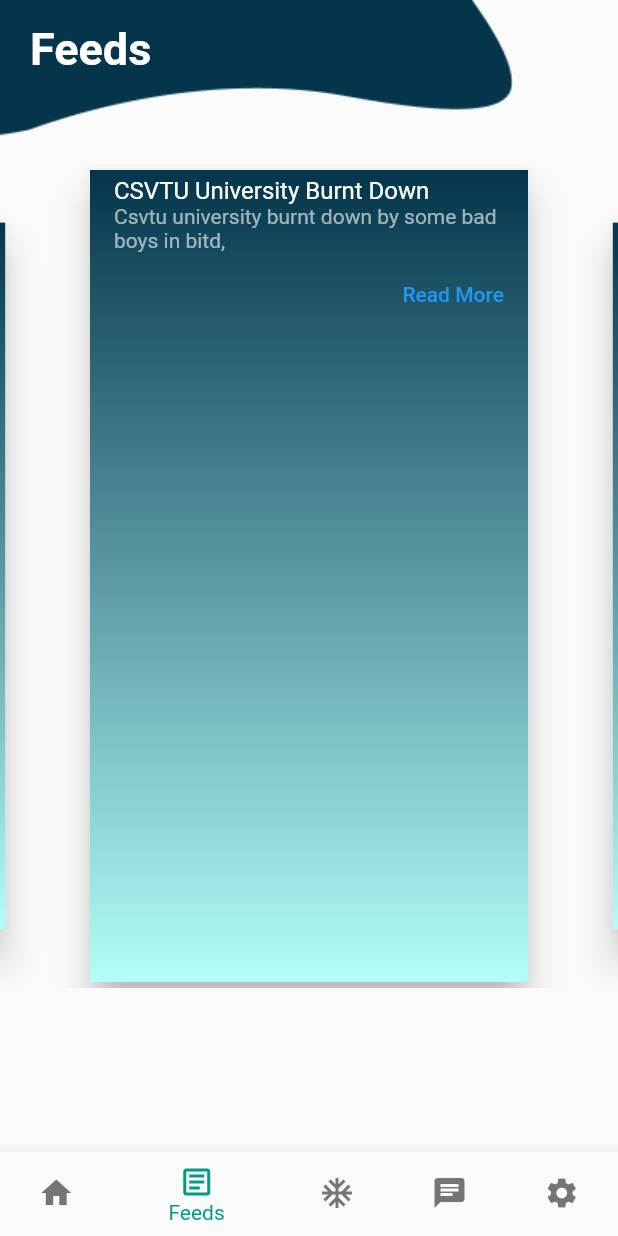
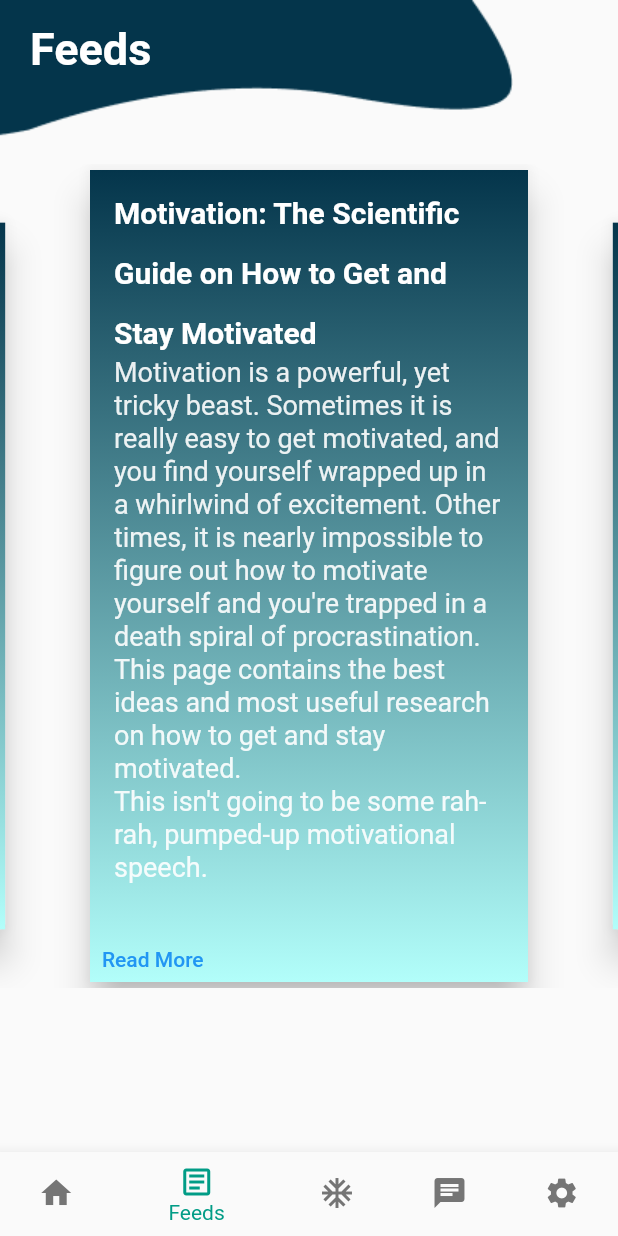
Before and after one commit to hackat-a-t-hon/tervis, a Flutter app: the screen it shows after launch, item 2 of the bottom bar chosen, on a phone screen of 412 x 824 dp. Run offline on Flutter 3.47's test engine with Material 2 defaults, Android fonts, the phone set to English and light mode, and no system bars; drawn by our look-alikes of carousel_slider; our stand-ins replace font_awesome_flutter; missing offline and left inert: dart:html, flutter_circular_chart, flutter_sparkline; Roboto replaces fonts that are missing (RobotoMono).

Commit message:
added read more link

```diff
--- a/lib/feedScreen.dart
+++ b/lib/feedScreen.dart
@@ -1,5 +1,6 @@
 import 'package:flutter/material.dart';
 import 'package:carousel_slider/carousel_slider.dart';
+import 'dart:html' as html;
 
 class FeedScreen extends StatefulWidget {
   FeedScreen() : super();
@@ -24,16 +25,28 @@
 
   List feeds = [
     {
-      'title': "CSVTU University Burnt Down",
-      'content': "Csvtu university burnt down by some bad boys in bitd,"
+      'title': "Motivation: The Scientific Guide on How to Get and Stay Motivated",
+      'content': '''Motivation is a powerful, yet tricky beast. Sometimes it is really easy to get motivated, and you find yourself wrapped up in a whirlwind of excitement. Other times, it is nearly impossible to figure out how to motivate yourself and you're trapped in a death spiral of procrastination. This page contains the best ideas and most useful research on how to get and stay motivated.
+This isn't going to be some rah-rah, pumped-up motivational speech.
+''',
+  'url': 'https://jamesclear.com/motivation#How%20to%20Get%20Motivated'
     },
     {
-      'title': "CSK WON THE IPL @)@) FINALS",
-      'content': "The indian captian has once again proved it."
+      'title': "How to Stay Motivated by Using the Goldilocks Rule",
+      'content': '''
+      Imagine you are playing tennis. If you try to play a serious match against a four-year-old, you will quickly become bored. The match is too easy. On the opposite end of the spectrum, if you try to play a serious match against a professional tennis player like Roger Federer or Serena Williams, you will find yourself demotivated for a different reason. The match is too difficult.
+
+Compare these experiences to playing tennis against someone who is your equal.''',
+'url': "https://jamesclear.com/motivation#How%20to%20Stay%20Motivated",
     },
     {
-      'title': "Tervis, a mental health app",
-      'content': "team tervis from bitd won the hack the mountain hackathon."
+      'title': "What to Do When Motivation Fades",
+      'content': '''Inevitably, your motivation to perform a task will dip at some point. What happens when motivation fades? I don't claim to have all the answers, but here’s what I try to remind myself of when I feel like giving up.
+
+Your Mind is a Suggestion Engine
+
+Consider every thought you have as a suggestion, not an order. Right now, as I'm writing this, my mind is suggesting that I feel tired. It is suggesting that I give up. It is suggesting that I take an easier path.''',
+"url": "https://jamesclear.com/motivation#What%20to%20Do%20When%20Motivation%20Fades",
     },
   ];
 
@@ -119,21 +132,28 @@
                                   title: Text(
                                     feedItem['title'],
                                     style: TextStyle(
+                                        fontWeight: FontWeight.bold,
+                                        fontSize: 20,
+                                        height: 2,
                                         color: Colors.white.withOpacity(1)),
                                   ),
                                   subtitle: Text(
                                     feedItem['content'],
                                     style: TextStyle(
-                                        color: Colors.white.withOpacity(0.6)),
+                                      fontWeight: FontWeight.normal,
+                                      fontSize:18,
+                                      height: 1.2,
+                                        color: Colors.white.withOpacity(0.9)),
                                   ),
                                 ),
                                 Row(
-                                  mainAxisAlignment: MainAxisAlignment.end,
-                                  crossAxisAlignment: CrossAxisAlignment.end,
+                                  mainAxisAlignment: MainAxisAlignment.start,
+                                  crossAxisAlignment: CrossAxisAlignment.start,
                                   children: <Widget>[
                                     TextButton(
+
                                       child: const Text('Read More'),
-                                      onPressed: () {/* ... */},
+                                      onPressed: () {html.window.open(feedItem["url"], 'feed');},
                                     ),
                                     const SizedBox(width: 8),
                                   ],
--- a/pubspec.yaml
+++ b/pubspec.yaml
@@ -33,7 +33,6 @@
   flutter_staggered_grid_view: "^0.3.0"
   flutter_circular_chart: ^0.1.0
   font_awesome_flutter: ^8.2.0
-
 
 dev_dependencies:
   flutter_test:
```
